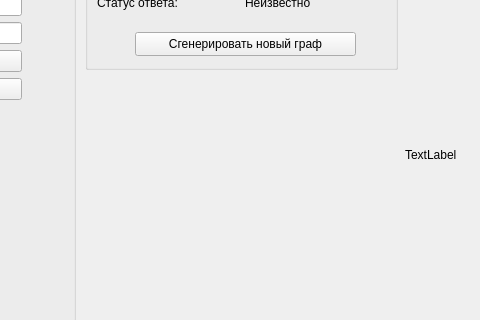
Old version of the form echoClient/mainwindow.ui in the repository 2eFoLt/title-template; both pictures show x 335 to 815 and y 158 to 478 of the 1300 by 600 pixel window.
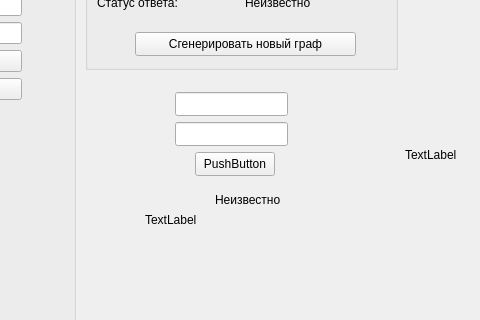
New version of the form.

```diff
--- a/echoClient/mainwindow.ui
+++ b/echoClient/mainwindow.ui
@@ -234,6 +234,65 @@
      <string>TextLabel</string>
     </property>
    </widget>
+   <widget class="QLineEdit" name="task19Variant">
+    <property name="geometry">
+     <rect>
+      <x>510</x>
+      <y>250</y>
+      <width>113</width>
+      <height>24</height>
+     </rect>
+    </property>
+   </widget>
+   <widget class="QLineEdit" name="task19answer">
+    <property name="geometry">
+     <rect>
+      <x>510</x>
+      <y>280</y>
+      <width>113</width>
+      <height>24</height>
+     </rect>
+    </property>
+   </widget>
+   <widget class="QPushButton" name="task19Send">
+    <property name="geometry">
+     <rect>
+      <x>530</x>
+      <y>310</y>
+      <width>80</width>
+      <height>24</height>
+     </rect>
+    </property>
+    <property name="text">
+     <string>PushButton</string>
+    </property>
+   </widget>
+   <widget class="QLabel" name="task19Result">
+    <property name="geometry">
+     <rect>
+      <x>550</x>
+      <y>350</y>
+      <width>71</width>
+      <height>16</height>
+     </rect>
+    </property>
+    <property name="text">
+     <string>Неизвестно</string>
+    </property>
+   </widget>
+   <widget class="QLabel" name="task19Prufer">
+    <property name="geometry">
+     <rect>
+      <x>480</x>
+      <y>370</y>
+      <width>191</width>
+      <height>16</height>
+     </rect>
+    </property>
+    <property name="text">
+     <string>TextLabel</string>
+    </property>
+   </widget>
   </widget>
   <action name="action">
    <property name="text">
```
